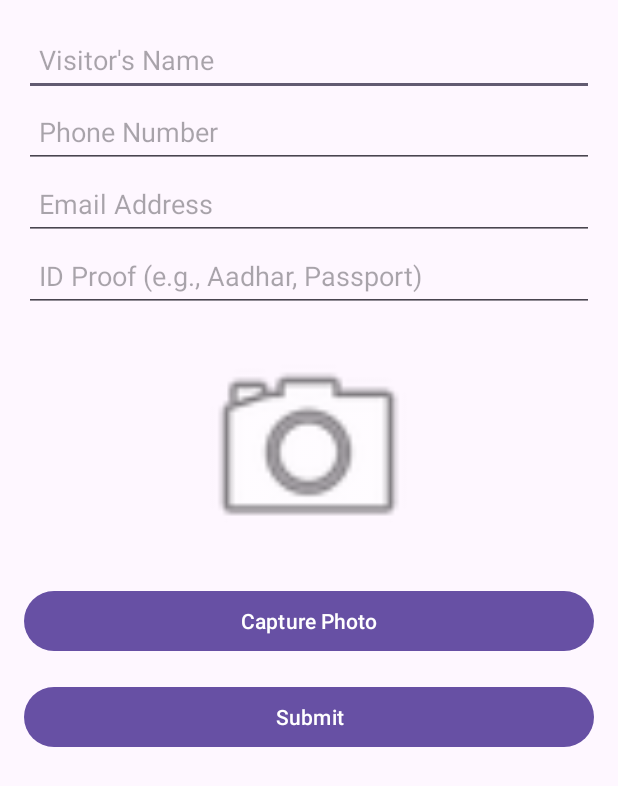
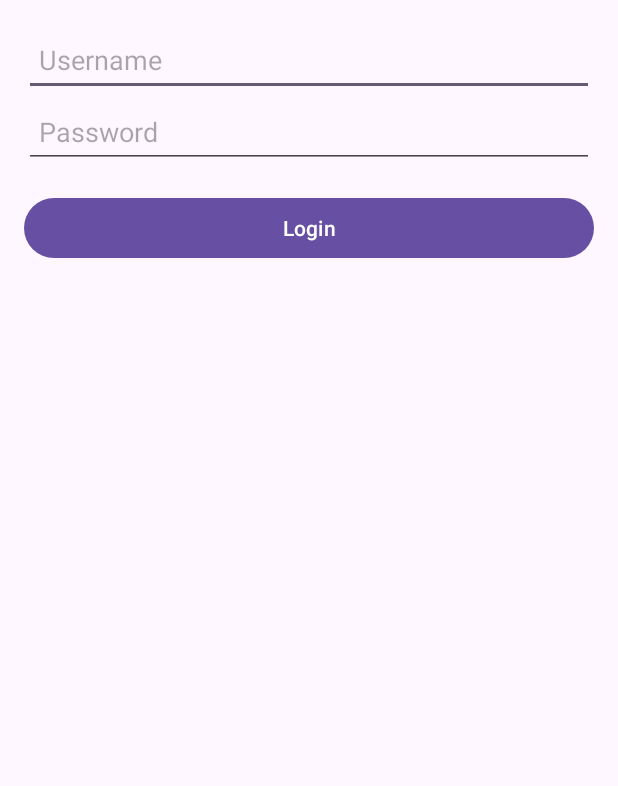
Before and after one commit to ratnajeet00/Visitor-application, an Android app: the screen it shows after launch (MainActivity before the commit, LoginActivity after it), on a phone screen of 412 x 824 dp. Shown: the top 786 px of the screen. Run offline under Robolectric (Android 15) with nearby library versions, the phone set to English and light mode, and no system bars.

Commit message:
this is shit

```diff
--- a/app/src/main/java/com/example/myapplication/ApiClient.java
+++ b/app/src/main/java/com/example/myapplication/ApiClient.java
@@ -16,4 +16,9 @@ public class ApiClient {
         }
         return retrofit;
     }
+
+    // Helper method to get ApiService instance
+    public static ApiService getApiService() {
+        return getRetrofitInstance().create(ApiService.class);
+    }
 }
--- /dev/null
+++ b/app/src/main/java/com/example/myapplication/LoginActivity.java
@@ -0,0 +1,48 @@
+package com.example.myapplication;
+
+import android.content.Intent;
+import android.os.Bundle;
+import android.widget.Button;
+import android.widget.EditText;
+import android.widget.Toast;
+
+import androidx.appcompat.app.AppCompatActivity;
+
+public class LoginActivity extends AppCompatActivity {
+
+    private EditText username, password;
+    private Button loginButton;
+
+    @Override
+    protected void onCreate(Bundle savedInstanceState) {
+        super.onCreate(savedInstanceState);
+        setContentView(R.layout.activity_login);
+
+        username = findViewById(R.id.username);
+        password = findViewById(R.id.password);
+        loginButton = findViewById(R.id.loginButton);
+
+        loginButton.setOnClickListener(v -> performLogin());
+    }
+
+    private void performLogin() {
+        String enteredUsername = username.getText().toString();
+        String enteredPassword = password.getText().toString();
+
+        if (enteredUsername.equals("admin") && enteredPassword.equals("admin")) {
+            // Go to ApprovalActivity if credentials are "admin" for both fields
+            Intent intent = new Intent(LoginActivity.this, ApprovalActivity.class);
+            startActivity(intent);
+            Toast.makeText(this, "Welcome, Admin!", Toast.LENGTH_SHORT).show();
+        } else {
+            // Go to MainActivity for any other credentials
+            Intent intent = new Intent(LoginActivity.this, MainActivity.class);
+            startActivity(intent);
+            Toast.makeText(this, "Welcome!", Toast.LENGTH_SHORT).show();
+        }
+
+        // Clear the login fields
+        username.setText("");
+        password.setText("");
+    }
+}
--- /dev/null
+++ b/app/src/main/res/layout/activity_login.xml
@@ -0,0 +1,33 @@
+<?xml version="1.0" encoding="utf-8"?>
+<LinearLayout
+    xmlns:android="http://schemas.android.com/apk/res/android"
+    android:layout_width="match_parent"
+    android:layout_height="match_parent"
+    android:orientation="vertical"
+    android:padding="16dp">
+
+    <EditText
+        android:id="@+id/username"
+        android:layout_width="match_parent"
+        android:layout_height="wrap_content"
+        android:hint="Username"
+        android:inputType="textPersonName"
+        android:minHeight="48dp"
+        android:padding="10dp" />
+
+    <EditText
+        android:id="@+id/password"
+        android:layout_width="match_parent"
+        android:layout_height="wrap_content"
+        android:hint="Password"
+        android:inputType="textPassword"
+        android:minHeight="48dp"
+        android:padding="10dp" />
+
+    <Button
+        android:id="@+id/loginButton"
+        android:layout_width="match_parent"
+        android:layout_height="wrap_content"
+        android:text="Login"
+        android:layout_marginTop="16dp" />
+</LinearLayout>
--- a/app/src/main/res/layout/activity_main.xml
+++ b/app/src/main/res/layout/activity_main.xml
@@ -1,75 +1,60 @@
-<!-- res/layout/activity_main.xml -->
-<LinearLayout
-    xmlns:android="http://schemas.android.com/apk/res/android"
+<?xml version="1.0" encoding="utf-8"?>
+<LinearLayout xmlns:android="http://schemas.android.com/apk/res/android"
     android:layout_width="match_parent"
     android:layout_height="match_parent"
     android:orientation="vertical"
     android:padding="16dp">
 
-    <!-- Visitor's Name -->
     <EditText
         android:id="@+id/name"
         android:layout_width="match_parent"
         android:layout_height="wrap_content"
-        android:hint="Visitor's Name"
-        android:inputType="textPersonName"
-        android:minHeight="48dp"
-        android:padding="10dp" />
+        android:hint="Name"
+        android:inputType="text"
+        android:minHeight="48dp" />
 
-    <!-- Phone Number -->
     <EditText
         android:id="@+id/phone"
         android:layout_width="match_parent"
         android:layout_height="wrap_content"
         android:hint="Phone Number"
         android:inputType="phone"
-        android:minHeight="48dp"
-        android:padding="10dp" />
+        android:minHeight="48dp" />
 
-    <!-- Email Address -->
     <EditText
         android:id="@+id/email"
         android:layout_width="match_parent"
         android:layout_height="wrap_content"
-        android:hint="Email Address"
+        android:hint="Email"
         android:inputType="textEmailAddress"
-        android:minHeight="48dp"
-        android:padding="10dp" />
+        android:minHeight="48dp" />
 
-    <!-- ID Proof -->
     <EditText
         android:id="@+id/idProof"
         android:layout_width="match_parent"
         android:layout_height="wrap_content"
-        android:hint="ID Proof (e.g., Aadhar, Passport)"
+        android:hint="ID Proof"
         android:inputType="text"
-        android:minHeight="48dp"
-        android:padding="10dp" />
+        android:minHeight="48dp" />
 
-    <!-- Photo Capture Preview -->
     <ImageView
         android:id="@+id/photoImageView"
-        android:layout_width="150dp"
-        android:layout_height="150dp"
-        android:layout_gravity="center"
-        android:contentDescription="Photo preview"
-        android:src="@android:drawable/ic_menu_camera"
-        android:layout_marginTop="16dp" />
+        android:layout_width="100dp"
+        android:layout_height="100dp"
+        android:layout_marginTop="16dp"
+        android:contentDescription="Visitor Photo"
+        android:src="@android:drawable/ic_menu_camera" />
 
-    <!-- Capture Photo Button -->
     <Button
         android:id="@+id/capturePhotoButton"
         android:layout_width="match_parent"
         android:layout_height="wrap_content"
-        android:text="Capture Photo"
-        android:layout_marginTop="16dp" />
+        android:text="Capture Photo" />
 
-    <!-- Submit Form Button -->
     <Button
         android:id="@+id/submitButton"
         android:layout_width="match_parent"
         android:layout_height="wrap_content"
-        android:text="Submit"
-        android:layout_marginTop="16dp" />
+        android:text="Submit" />
 
 </LinearLayout>
```
Also changed, not shown: app/build.gradle (+15 -1 lines), app/src/main/AndroidManifest.xml (+16 -5 lines), app/src/main/java/com/example/myapplication/ApiService.java (+17 -1 lines), app/src/main/java/com/example/myapplication/ApprovalActivity.java (added, +243 -0 lines), app/src/main/java/com/example/myapplication/MainActivity.java (+12 -4 lines), app/src/main/java/com/example/myapplication/Visitor.java (added, +60 -0 lines), app/src/main/res/layout/activity_approval.xml (added, +103 -0 lines), app/src/main/res/drawable/ic_default_profile.png (added), app/src/main/res/drawable/ic_notification.jpg (added).
